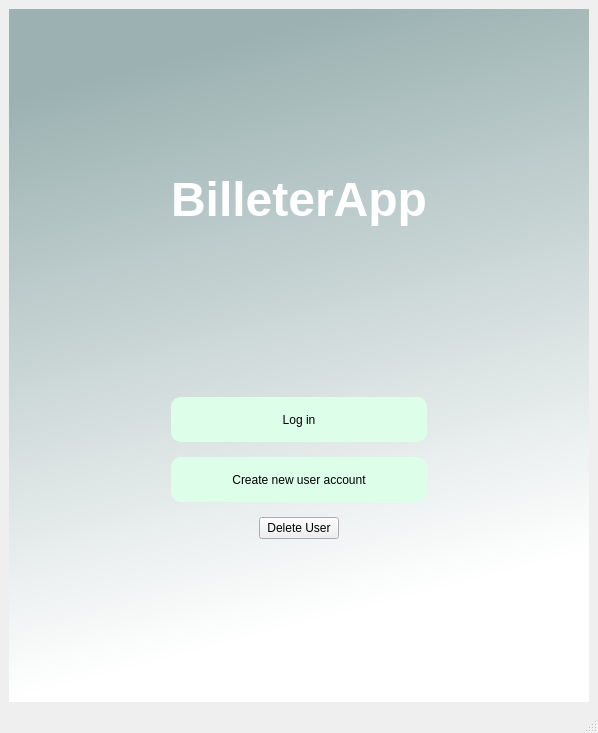
Above: guicore/bille_screen.ui from Igna11/billetera before the change. Below: the same form after it.
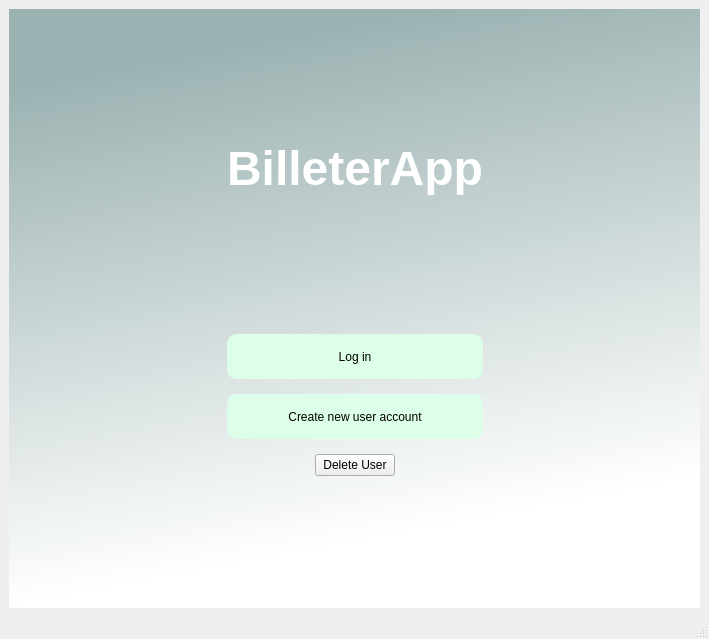
That is the form after the change. Icons and pictures are not drawn.

Patch:
```diff
--- a/guicore/bille_screen.ui
+++ b/guicore/bille_screen.ui
@@ -6,8 +6,8 @@
    <rect>
     <x>0</x>
     <y>0</y>
-    <width>598</width>
-    <height>733</height>
+    <width>709</width>
+    <height>639</height>
    </rect>
   </property>
   <property name="windowTitle">
```
Left out of the diff: 6 changed lines with no effect on the pictures.
